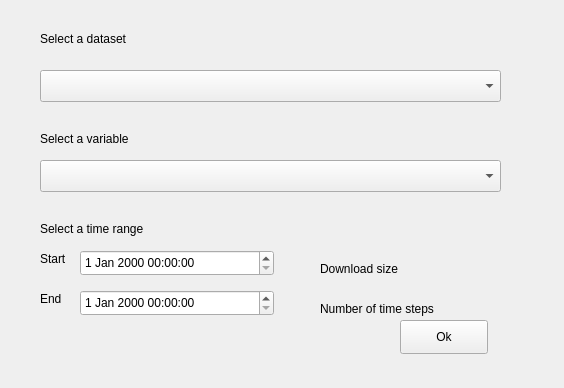
Above: src/balticaims/interfaces/select_layer_with_date.ui from bcdev/balticaims-qgis before the change. Below: the same form after it.
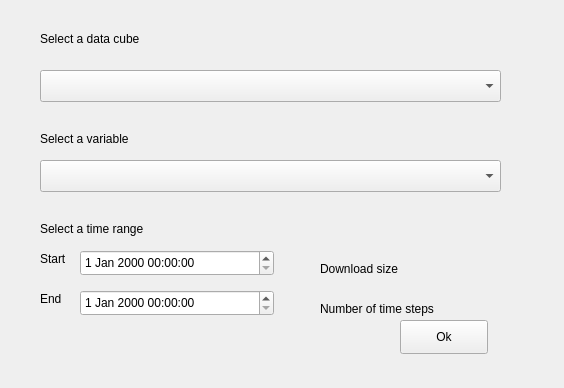
That is the form after the change.

Commit message: Use "data cube" instead of "dataset"

Diff of the .ui file:
```diff
--- a/src/balticaims/interfaces/select_layer_with_date.ui
+++ b/src/balticaims/interfaces/select_layer_with_date.ui
@@ -33,7 +33,7 @@
     </rect>
    </property>
    <property name="text">
-    <string>Select a dataset</string>
+    <string>Select a data cube</string>
    </property>
   </widget>
   <widget class="QComboBox" name="layerComboBox">
```
Left out of the diff: 2 changed lines with no effect on the pictures. The commit also changes 5 other files.
